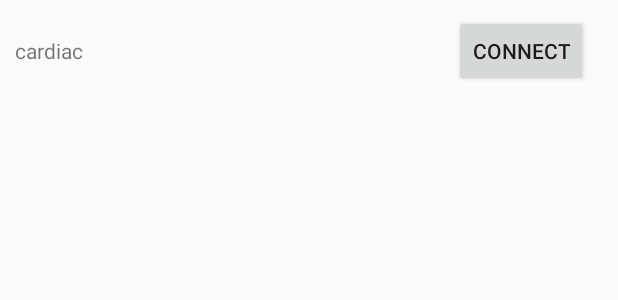
After one commit to salmaelbalahy/Cardiac, an Android app: the layout device_item.xml on its own in the app's theme, with its tools: preview values and no code run, on a phone screen of 412 x 824 dp. The commit adds this screen. Shown: the top 300 px of the screen. Run offline under Robolectric (Android 15) with nearby library versions, the phone set to English and light mode, and no system bars.

Commit message:
display connected devices

```diff
--- a/app/build.gradle
+++ b/app/build.gradle
@@ -26,4 +26,5 @@ dependencies {
     testImplementation 'junit:junit:4.12'
     androidTestImplementation 'androidx.test.ext:junit:1.1.1'
     androidTestImplementation 'androidx.test.espresso:espresso-core:3.2.0'
+    implementation 'com.google.android.material:material:1.1.0-alpha10'
 }
--- a/app/src/main/res/layout/activity_result.xml
+++ b/app/src/main/res/layout/activity_result.xml
@@ -7,9 +7,10 @@
     tools:context=".ResultActivity">
 
 
-    <TextView
-        android:id="@+id/textView"
+    <androidx.recyclerview.widget.RecyclerView
+        android:id="@+id/connectedDevicesRV"
         android:layout_width="match_parent"
         android:layout_height="match_parent"
+        app:layoutManager="androidx.recyclerview.widget.LinearLayoutManager"
         android:layout_marginTop="65dp" />
 </androidx.constraintlayout.widget.ConstraintLayout>
--- /dev/null
+++ b/app/src/main/res/layout/device_item.xml
@@ -0,0 +1,19 @@
+<?xml version="1.0" encoding="utf-8"?>
+<LinearLayout xmlns:android="http://schemas.android.com/apk/res/android"
+    android:orientation="horizontal" android:layout_width="match_parent"
+    android:layout_margin="10dp"
+    android:layout_height="wrap_content">
+
+    <TextView
+        android:id="@+id/deviceNameTV"
+        android:layout_width="0dp"
+        android:layout_weight="4"
+        android:layout_height="wrap_content"
+        android:text="@string/app_name"/>
+
+    <Button
+        android:layout_width="wrap_content"
+        android:layout_height="wrap_content"
+        android:layout_marginEnd="10dp"
+        android:text="Connect"/>
+</LinearLayout>
```
Also changed, not shown: app/src/main/java/com/salma/cardiac/DevicesAdapter.java (added, +52 -0 lines), app/src/main/java/com/salma/cardiac/ResultActivity.java (+14 -3 lines).
